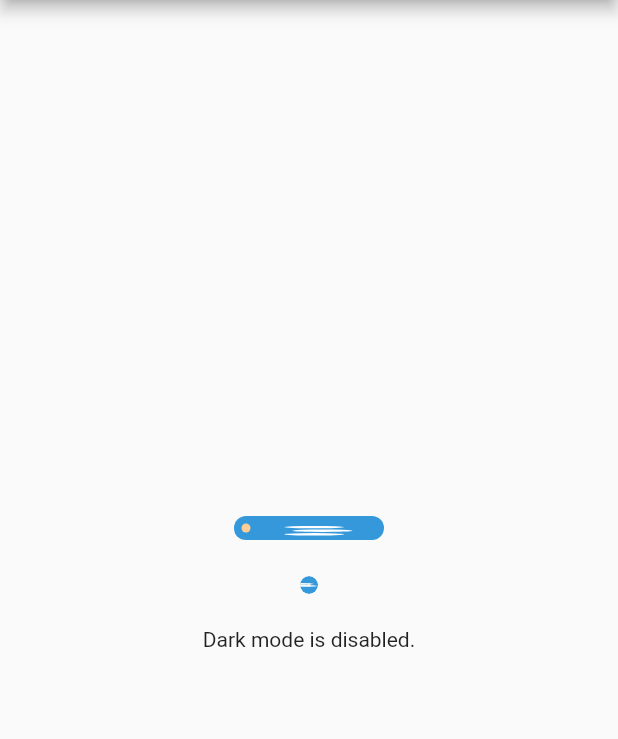
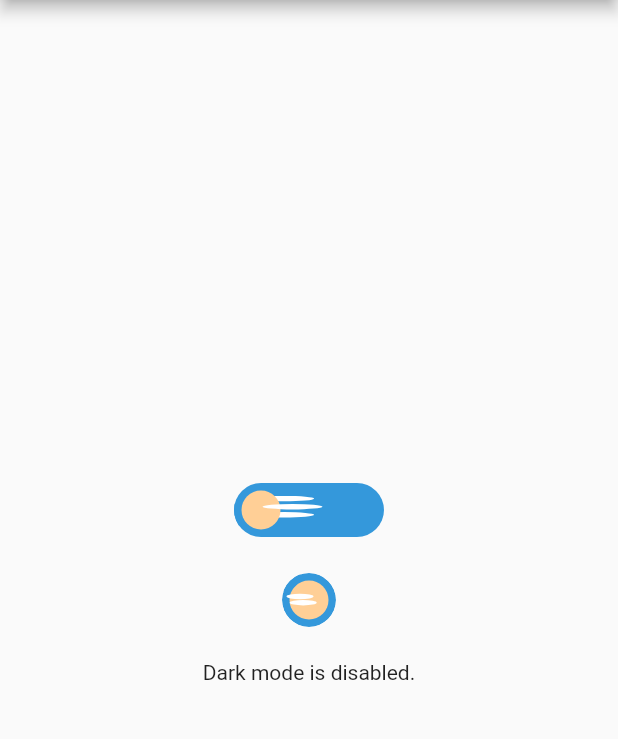
Before and after one commit to Skyost/DayNightSwitcher, a Flutter app: the screen it shows after launch, on a phone screen of 412 x 824 dp, the part 84-823 px from its top. Run offline on Flutter 3.47's test engine with Material 2 defaults, Android fonts, the phone set to English and light mode, and no system bars.

Commit message:
Fixed a rendering bug.

```diff
--- a/example/lib/main.dart
+++ b/example/lib/main.dart
@@ -29,21 +29,24 @@ class _DayNightSwitcherExampleState extends State<_DayNightSwitcherExample> {
         appBar: AppBar(title: Text('Day / night switcher example')),
         body: SizedBox.expand(
           child: Column(
+            crossAxisAlignment: CrossAxisAlignment.center,
+            mainAxisSize: MainAxisSize.max,
             mainAxisAlignment: MainAxisAlignment.center,
-            crossAxisAlignment: CrossAxisAlignment.center,
             children: [
               DayNightSwitcher(
                 isDarkModeEnabled: isDarkModeEnabled,
                 onStateChanged: onStateChanged,
               ),
-              SizedBox(height: 2),
-              DayNightSwitcherIcon(
-                isDarkModeEnabled: isDarkModeEnabled,
-                onStateChanged: onStateChanged,
+              Padding(
+                padding: EdgeInsets.only(top: 2),
+                child: DayNightSwitcherIcon(
+                  isDarkModeEnabled: isDarkModeEnabled,
+                  onStateChanged: onStateChanged,
+                ),
               ),
-              SizedBox(height: 10),
-              Text(
-                'Dark mode is ${isDarkModeEnabled ? 'enabled' : 'disabled'}.',
+              Padding(
+                padding: EdgeInsets.only(top: 10),
+                child: Text('Dark mode is ' + (isDarkModeEnabled ? 'enabled' : 'disabled') + '.'),
               ),
             ],
           ),
--- a/lib/src/base.dart
+++ b/lib/src/base.dart
@@ -37,7 +37,7 @@ abstract class DayNightSwitcherBaseWidget extends StatefulWidget {
 
   /// Creates a new day / night switcher base widget instance.
   const DayNightSwitcherBaseWidget({
-    required this.isDarkModeEnabled,
+    required bool? isDarkModeEnabled,
     required this.onStateChanged,
     this.onLongPress,
     Color? dayBackgroundColor,
@@ -47,7 +47,8 @@ abstract class DayNightSwitcherBaseWidget extends StatefulWidget {
     Color? starsColor,
     Color? cloudsColor,
     Color? cratersColor,
-  })  : dayBackgroundColor = dayBackgroundColor ?? const Color(0xFF3498DB),
+  })  : this.isDarkModeEnabled = isDarkModeEnabled ?? false,
+        dayBackgroundColor = dayBackgroundColor ?? const Color(0xFF3498DB),
         nightBackgroundColor = nightBackgroundColor ?? const Color(0xFF192734),
         sunColor = sunColor ?? const Color(0xFFFFCF96),
         moonColor = moonColor ?? const Color(0xFFFFE5B5),
@@ -93,9 +94,7 @@ abstract class DayNightSwitcherBaseState<T extends DayNightSwitcherBaseWidget>
     super.initState();
 
     _controller = AnimationController(
-      duration: const Duration(milliseconds: 200),
-      vsync: this,
-    );
+        duration: const Duration(milliseconds: 200), vsync: this);
     _controller.value = widget.isDarkModeEnabled ? 1.0 : 0.0;
     _animation = Tween(begin: 0.0, end: 1.0).animate(_controller);
     _animation.addStatusListener((status) {
@@ -116,18 +115,20 @@ abstract class DayNightSwitcherBaseState<T extends DayNightSwitcherBaseWidget>
   }
 
   @override
-  Widget build(BuildContext context) => Container(
+  Widget build(BuildContext context) => Padding(
     padding: widget.padding,
+    child: SizedBox(
       height: widget.height,
       width: widget.width,
       child: GestureDetector(
+        onLongPress: _onLongPress,
         onTap: _onTap,
-          onLongPress: _onLongPress,
         child: AnimatedBuilder(
           animation: _animation,
           builder: (context, child) => CustomPaint(
             size: Size(widget.width, widget.height),
             painter: createCustomPainter(context, _animation.value),
+          ),
         ),
       ),
     ),
--- a/pubspec.yaml
+++ b/pubspec.yaml
@@ -1,6 +1,6 @@
 name: day_night_switcher
 description: A simple day / night switcher widget made in pure Dart. Allows to quickly show a beautiful dark mode switcher widget to your users.
-version: 0.2.0
+version: 0.2.0+1
 homepage: https://github.com/Skyost/DayNightSwitcher
 
 environment:
```
Also changed, not shown: lib/src/widgets.dart (+18 -44 lines), example/pubspec.lock, 4 other files. Lines whose indentation alone changed are shown as unchanged.
